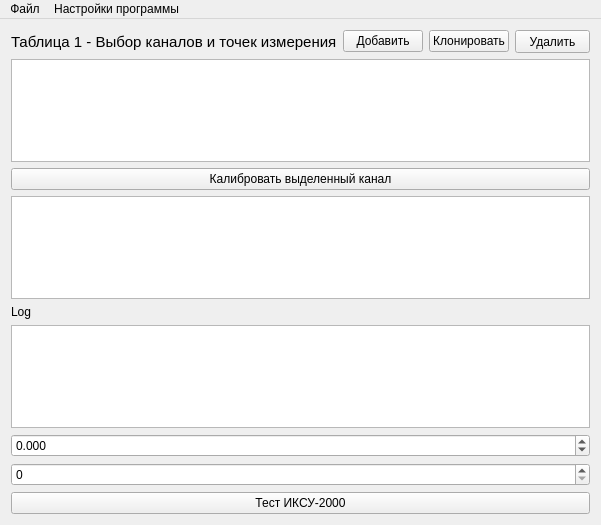
Before: the Qt Designer form general/mainwindow.ui in AleksanderBY/Kalibri2, drawn with Qt 5.
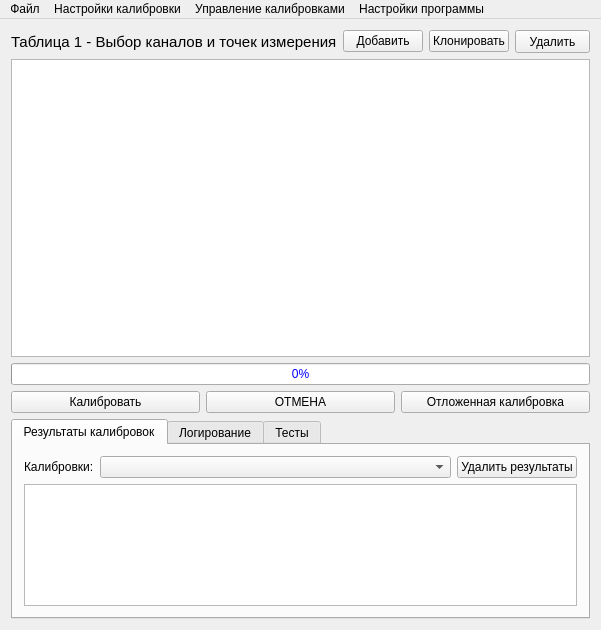
After: the same form once the commit is applied.

```diff
--- a/general/mainwindow.ui
+++ b/general/mainwindow.ui
@@ -10,7 +10,7 @@
     <x>0</x>
     <y>0</y>
     <width>594</width>
-    <height>525</height>
+    <height>630</height>
    </rect>
   </property>
   <property name="windowTitle">
@@ -76,6 +76,24 @@
     </item>
     <item>
      <widget class="QTableView" name="tableView">
+      <property name="enabled">
+       <bool>true</bool>
+      </property>
+      <property name="sizePolicy">
+       <sizepolicy hsizetype="Expanding" vsizetype="Minimum">
+        <horstretch>0</horstretch>
+        <verstretch>0</verstretch>
+       </sizepolicy>
+      </property>
+      <property name="minimumSize">
+       <size>
+        <width>0</width>
+        <height>296</height>
+       </size>
+      </property>
+      <property name="toolTip">
+       <string/>
+      </property>
       <property name="editTriggers">
        <set>QAbstractItemView::NoEditTriggers</set>
       </property>
@@ -94,25 +112,134 @@
      </widget>
     </item>
     <item>
+     <widget class="QProgressBar" name="progressBar">
+      <property name="autoFillBackground">
+       <bool>false</bool>
+      </property>
+      <property name="styleSheet">
+       <string notr="true">color: rgb(0, 0, 255);</string>
+      </property>
+      <property name="value">
+       <number>0</number>
+      </property>
+      <property name="orientation">
+       <enum>Qt::Horizontal</enum>
+      </property>
+      <property name="invertedAppearance">
+       <bool>false</bool>
+      </property>
+     </widget>
+    </item>
+    <item>
+     <layout class="QHBoxLayout" name="horizontalLayout_2">
+      <item>
      <widget class="QPushButton" name="pushButton_2">
       <property name="text">
-       <string>Калибровать выделенный канал</string>
-      </property>
-     </widget>
+         <string>Калибровать</string>
+        </property>
+       </widget>
+      </item>
+      <item>
+       <widget class="QPushButton" name="pushButton_6">
+        <property name="text">
+         <string>ОТМЕНА</string>
+        </property>
+       </widget>
+      </item>
+      <item>
+       <widget class="QPushButton" name="pushButton_5">
+        <property name="text">
+         <string>Отложенная калибровка</string>
+        </property>
+       </widget>
+      </item>
+     </layout>
+    </item>
+    <item>
+     <widget class="QTabWidget" name="tabWidget">
+      <property name="sizePolicy">
+       <sizepolicy hsizetype="Expanding" vsizetype="Fixed">
+        <horstretch>0</horstretch>
+        <verstretch>0</verstretch>
+       </sizepolicy>
+      </property>
+      <property name="maximumSize">
+       <size>
+        <width>16777215</width>
+        <height>200</height>
+       </size>
+      </property>
+      <property name="currentIndex">
+       <number>0</number>
+      </property>
+      <widget class="QWidget" name="tab">
+       <attribute name="title">
+        <string>Результаты калибровок</string>
+       </attribute>
+       <layout class="QVBoxLayout" name="verticalLayout_3">
+        <item>
+         <layout class="QHBoxLayout" name="horizontalLayout">
+          <item>
+           <widget class="QLabel" name="label_3">
+            <property name="sizePolicy">
+             <sizepolicy hsizetype="Preferred" vsizetype="Preferred">
+              <horstretch>0</horstretch>
+              <verstretch>0</verstretch>
+             </sizepolicy>
+            </property>
+            <property name="text">
+             <string>Калибровки:</string>
+            </property>
+           </widget>
+          </item>
+          <item>
+           <widget class="QComboBox" name="calibrationBox">
+            <property name="sizePolicy">
+             <sizepolicy hsizetype="MinimumExpanding" vsizetype="Fixed">
+              <horstretch>0</horstretch>
+              <verstretch>0</verstretch>
+             </sizepolicy>
+            </property>
+           </widget>
+          </item>
+          <item>
+           <widget class="QPushButton" name="pushButton_7">
+            <property name="text">
+             <string>Удалить результаты</string>
+            </property>
+           </widget>
+          </item>
+         </layout>
     </item>
     <item>
      <widget class="QTableView" name="calibrateView"/>
     </item>
+       </layout>
+       <zorder></zorder>
+       <zorder>calibrateView</zorder>
+      </widget>
+      <widget class="QWidget" name="tab_2">
+       <attribute name="title">
+        <string>Логирование</string>
+       </attribute>
+       <layout class="QVBoxLayout" name="verticalLayout">
     <item>
-     <widget class="QLabel" name="label_2">
-      <property name="text">
-       <string>Log</string>
+         <widget class="QListView" name="listView">
+          <property name="sizePolicy">
+           <sizepolicy hsizetype="Expanding" vsizetype="Expanding">
+            <horstretch>0</horstretch>
+            <verstretch>0</verstretch>
+           </sizepolicy>
       </property>
      </widget>
     </item>
-    <item>
-     <widget class="QListView" name="listView"/>
-    </item>
+       </layout>
+      </widget>
+      <widget class="QWidget" name="tab_3">
+       <attribute name="title">
+        <string>Тесты</string>
+       </attribute>
+       <layout class="QVBoxLayout" name="verticalLayout_4">
     <item>
      <widget class="QDoubleSpinBox" name="doubleSpinBox">
       <property name="decimals">
@@ -137,17 +264,22 @@
      </widget>
     </item>
     <item>
-     <spacer name="verticalSpacer">
-      <property name="orientation">
-       <enum>Qt::Vertical</enum>
-      </property>
-      <property name="sizeHint" stdset="0">
-       <size>
-        <width>20</width>
-        <height>40</height>
-       </size>
-      </property>
-     </spacer>
+         <widget class="QPushButton" name="pushButton_3">
+          <property name="text">
+           <string>Удалить расчеты</string>
+          </property>
+         </widget>
+        </item>
+        <item>
+         <widget class="QPushButton" name="pushButton_4">
+          <property name="text">
+           <string>Сформировать отчет</string>
+          </property>
+         </widget>
+        </item>
+       </layout>
+      </widget>
+     </widget>
     </item>
    </layout>
   </widget>
@@ -157,7 +289,7 @@
      <x>0</x>
      <y>0</y>
      <width>594</width>
-     <height>20</height>
+     <height>21</height>
     </rect>
    </property>
    <widget class="QMenu" name="menu">
@@ -172,7 +304,7 @@
    </widget>
    <widget class="QMenu" name="menu_2">
     <property name="title">
-     <string>Настройки программы</string>
+     <string>Настройки калибровки</string>
     </property>
     <widget class="QMenu" name="menu_3">
      <property name="title">
@@ -185,8 +317,22 @@
     <addaction name="action_5"/>
     <addaction name="environmentAction"/>
    </widget>
+   <widget class="QMenu" name="menu_4">
+    <property name="title">
+     <string>Управление калибровками</string>
+    </property>
+    <addaction name="deleteAll"/>
+    <addaction name="action_2"/>
+   </widget>
+   <widget class="QMenu" name="menu_5">
+    <property name="title">
+     <string>Настройки программы</string>
+    </property>
+   </widget>
    <addaction name="menu"/>
    <addaction name="menu_2"/>
+   <addaction name="menu_4"/>
+   <addaction name="menu_5"/>
   </widget>
   <action name="open_db">
    <property name="text">
```
Left out of the diff: 16 changed lines with no effect on the pictures. Lines whose indentation alone changed are shown as unchanged.
